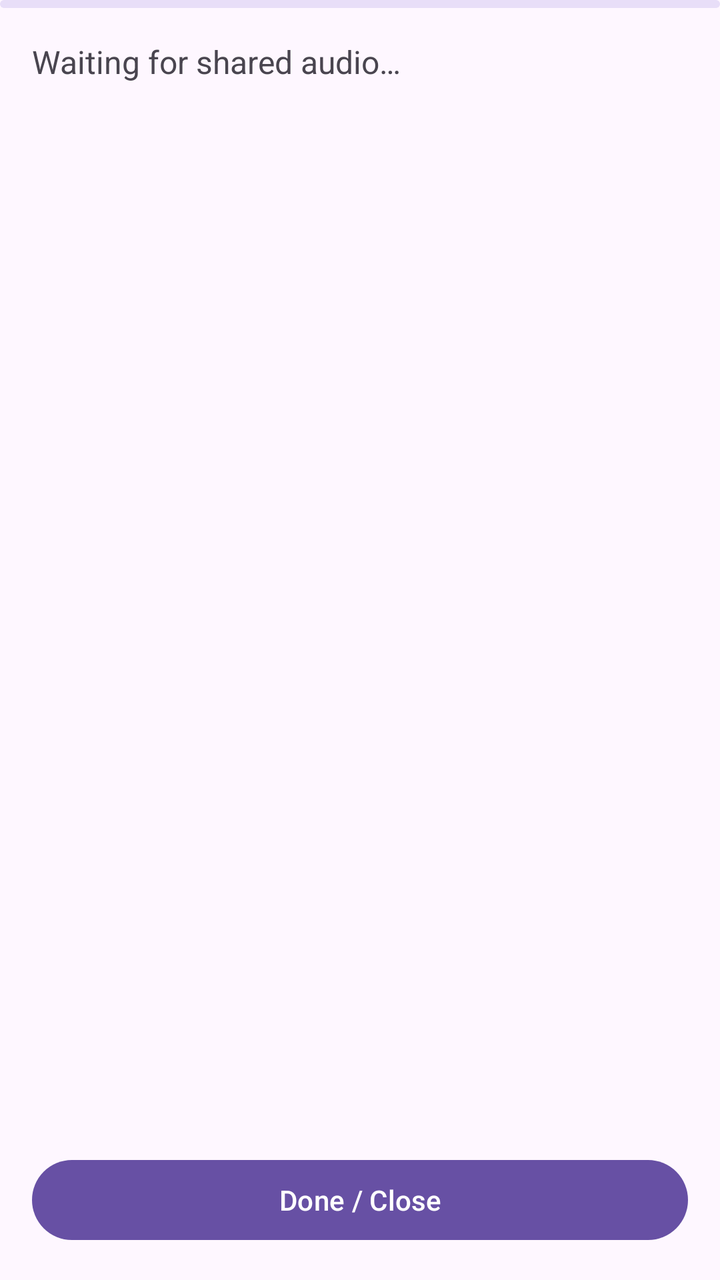
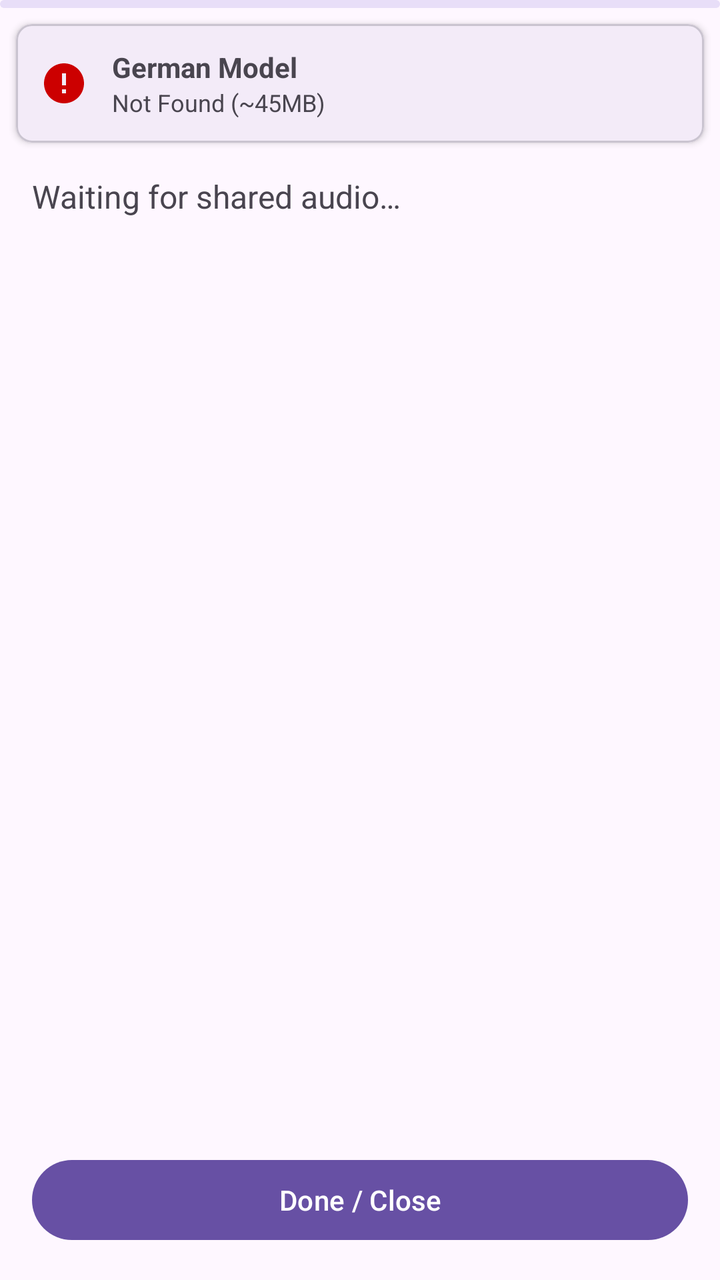

Compare the two renders of this Android layout. The source of the first and the diff that turns it into the second are given below.
<!-- AndroidManifest.xml: application theme Theme.AintListening -->
<!-- res/layout/activity_main.xml -->
<?xml version="1.0" encoding="utf-8"?>
<androidx.constraintlayout.widget.ConstraintLayout xmlns:android="http://schemas.android.com/apk/res/android"
    xmlns:app="http://schemas.android.com/apk/res-auto"
    android:layout_width="match_parent"
    android:layout_height="match_parent">

    <com.google.android.material.progressindicator.LinearProgressIndicator
        android:id="@+id/progressIndicator"
        android:layout_width="0dp"
        android:layout_height="wrap_content"
        android:indeterminate="true"
        android:visibility="visible"
        app:layout_constraintTop_toTopOf="parent"
        app:layout_constraintStart_toStartOf="parent"
        app:layout_constraintEnd_toEndOf="parent" />

    <ScrollView
        android:id="@+id/scrollView"
        android:layout_width="0dp"
        android:layout_height="0dp"
        android:padding="16dp"
        app:layout_constraintTop_toBottomOf="@id/progressIndicator"
        app:layout_constraintBottom_toTopOf="@id/closeButton"
        app:layout_constraintStart_toStartOf="parent"
        app:layout_constraintEnd_toEndOf="parent">

        <TextView
            android:id="@+id/transcriptTextView"
            android:layout_width="match_parent"
            android:layout_height="wrap_content"
            android:text="@string/waiting_for_audio"
            android:textIsSelectable="true"
            android:textSize="16sp" />
    </ScrollView>

    <com.google.android.material.button.MaterialButton
        android:id="@+id/closeButton"
        style="@style/Widget.Material3.Button"
        android:layout_width="0dp"
        android:layout_height="wrap_content"
        android:layout_margin="16dp"
        android:text="@string/button_done"
        app:layout_constraintBottom_toBottomOf="parent"
        app:layout_constraintStart_toStartOf="parent"
        app:layout_constraintEnd_toEndOf="parent" />

</androidx.constraintlayout.widget.ConstraintLayout>
<!-- resources referenced by this layout -->
<resources>
  <string name="button_done">Done / Close</string>
  <string name="waiting_for_audio">Waiting for shared audio…</string>
  <style name="Theme.AintListening" parent="Theme.Material3.DayNight.NoActionBar">
          <item name="android:statusBarColor">@android:color/transparent</item>
          <item name="android:windowLightStatusBar" tools:targetApi="m">false</item>
      </style>
</resources>

<!-- the commit's change to res/layout/activity_main.xml (unified diff, before → after) -->
@@ -14,12 +14,71 @@
         app:layout_constraintStart_toStartOf="parent"
         app:layout_constraintEnd_toEndOf="parent" />
 
+    <com.google.android.material.card.MaterialCardView
+        android:id="@+id/modelStatusCard"
+        android:layout_width="0dp"
+        android:layout_height="wrap_content"
+        android:layout_margin="8dp"
+        app:cardCornerRadius="8dp"
+        app:cardElevation="2dp"
+        app:layout_constraintTop_toBottomOf="@id/progressIndicator"
+        app:layout_constraintStart_toStartOf="parent"
+        app:layout_constraintEnd_toEndOf="parent">
+
+        <LinearLayout
+            android:layout_width="match_parent"
+            android:layout_height="wrap_content"
+            android:orientation="horizontal"
+            android:gravity="center_vertical"
+            android:padding="12dp">
+
+            <ImageView
+                android:id="@+id/modelStatusIcon"
+                android:layout_width="24dp"
+                android:layout_height="24dp"
+                android:src="@drawable/ic_error"
+                app:tint="@android:color/holo_red_dark"
+                android:contentDescription="@null" />
+
+            <LinearLayout
+                android:layout_width="0dp"
+                android:layout_height="wrap_content"
+                android:layout_weight="1"
+                android:layout_marginStart="12dp"
+                android:orientation="vertical">
+
+                <TextView
+                    android:layout_width="wrap_content"
+                    android:layout_height="wrap_content"
+                    android:text="@string/label_german_model"
+                    android:textStyle="bold"
+                    android:textSize="14sp" />
+
+                <TextView
+                    android:id="@+id/modelStatusText"
+                    android:layout_width="wrap_content"
+                    android:layout_height="wrap_content"
+                    android:text="@string/status_unavailable"
+                    android:textSize="12sp" />
+            </LinearLayout>
+
+            <com.google.android.material.button.MaterialButton
+                android:id="@+id/inlineDownloadButton"
+                style="@style/Widget.Material3.Button.TextButton"
+                android:layout_width="wrap_content"
+                android:layout_height="wrap_content"
+                android:text="@string/button_download"
+                android:visibility="gone" />
+
+        </LinearLayout>
+    </com.google.android.material.card.MaterialCardView>
+
     <ScrollView
         android:id="@+id/scrollView"
         android:layout_width="0dp"
         android:layout_height="0dp"
         android:padding="16dp"
-        app:layout_constraintTop_toBottomOf="@id/progressIndicator"
+        app:layout_constraintTop_toBottomOf="@id/modelStatusCard"
         app:layout_constraintBottom_toTopOf="@id/closeButton"
         app:layout_constraintStart_toStartOf="parent"
         app:layout_constraintEnd_toEndOf="parent">
<!-- resource entries referenced after the edit -->
@@ -1,6 +1,20 @@
 <!-- resources referenced by this layout -->
 <resources>
+  <!-- drawable ic_error (drawable) -->
+  <vector xmlns:android="http://schemas.android.com/apk/res/android"
+      android:width="24dp"
+      android:height="24dp"
+      android:viewportWidth="24"
+      android:viewportHeight="24"
+      android:tint="?attr/colorControlNormal">
+    <path
+        android:fillColor="@android:color/white"
+        android:pathData="M12,2C6.48,2 2,6.48 2,12s4.48,10 10,10 10,-4.48 10,-10S17.52,2 12,2zM13,17h-2v-2h2v2zM13,13h-2L11,7h2v6z"/>
+  </vector>
   <string name="button_done">Done / Close</string>
+  <string name="button_download">Download</string>
+  <string name="label_german_model">German Model</string>
+  <string name="status_unavailable">Not Found (~45MB)</string>
   <string name="waiting_for_audio">Waiting for shared audio…</string>
   <style name="Theme.AintListening" parent="Theme.Material3.DayNight.NoActionBar">
           <item name="android:statusBarColor">@android:color/transparent</item>
